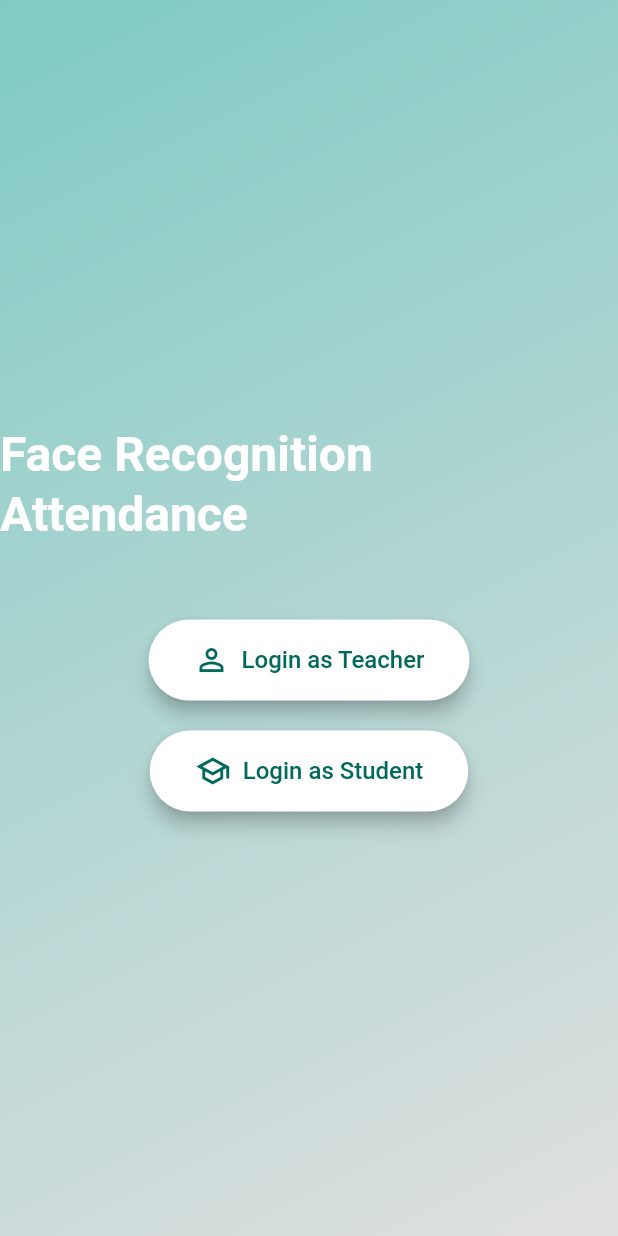
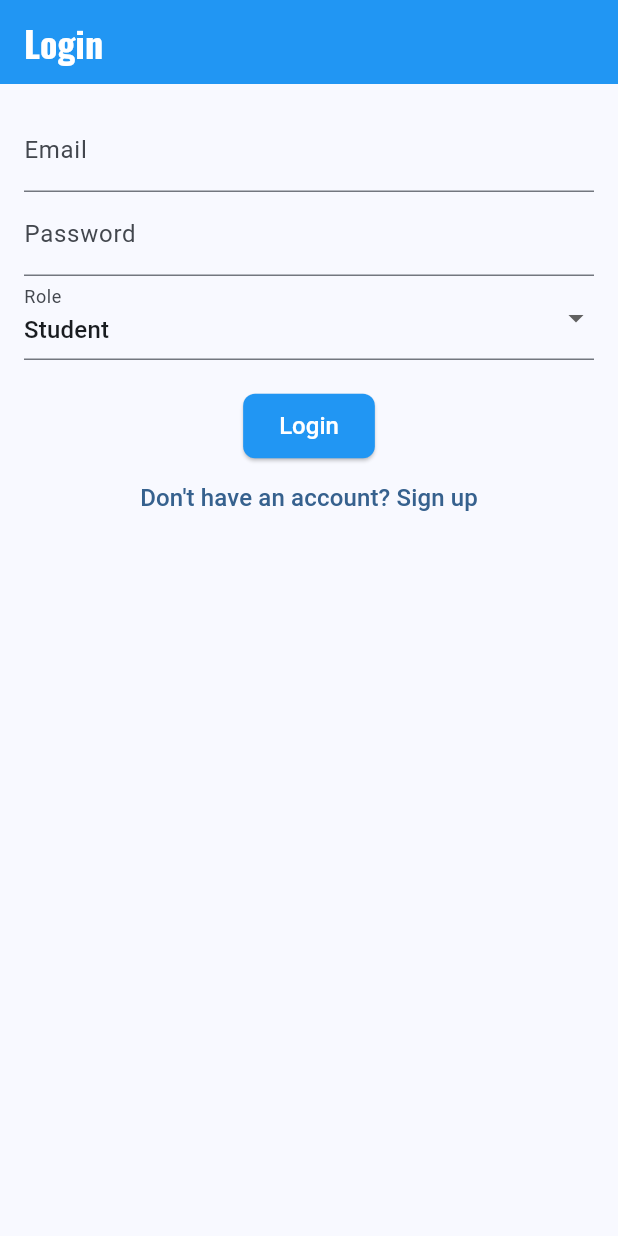
Before and after one commit to Andrewkwame1/new-one, a Flutter app: the screen it shows after launch, on a phone screen of 412 x 824 dp. Run offline on Flutter 3.47's test engine with Material 3 defaults, Android fonts, the light colour scheme and no system bars; our stand-ins replace camera, cloud_firestore, go_router, google_fonts, hooks_riverpod, qr_flutter; missing offline and left inert: google_mlkit_commons, google_mlkit_face_detection, mobile_scanner; accounts and stored records are empty.

Commit message:
latest commit with new improvements

```diff
--- /dev/null
+++ b/lib/auth/login_screen.dart
@@ -0,0 +1,86 @@
+import 'package:flutter/material.dart';
+import 'package:go_router/go_router.dart';
+import 'dart:developer' as developer;
+
+class LoginScreen extends StatefulWidget {
+  const LoginScreen({super.key});
+
+  @override
+  LoginScreenState createState() => LoginScreenState();
+}
+
+class LoginScreenState extends State<LoginScreen> {
+  final _formKey = GlobalKey<FormState>();
+  String _email = '';
+  String _password = '';
+  String _role = 'student'; // Default role
+
+  void _login() {
+    if (_formKey.currentState!.validate()) {
+      _formKey.currentState!.save();
+      // TODO: Implement actual login logic
+      developer.log('Email: $_email, Password: $_password, Role: $_role', name: 'myapp.login');
+      if (_role == 'student') {
+        context.go('/student');
+      } else {
+        context.go('/teacher');
+      }
+    }
+  }
+
+  @override
+  Widget build(BuildContext context) {
+    return Scaffold(
+      appBar: AppBar(
+        title: const Text('Login'),
+      ),
+      body: Padding(
+        padding: const EdgeInsets.all(16.0),
+        child: Form(
+          key: _formKey,
+          child: Column(
+            children: <Widget>[
+              TextFormField(
+                decoration: const InputDecoration(labelText: 'Email'),
+                validator: (value) =>
+                    value!.isEmpty ? 'Please enter your email' : null,
+                onSaved: (value) => _email = value!,
+              ),
+              TextFormField(
+                decoration: const InputDecoration(labelText: 'Password'),
+                obscureText: true,
+                validator: (value) =>
+                    value!.isEmpty ? 'Please enter your password' : null,
+                onSaved: (value) => _password = value!,
+              ),
+              DropdownButtonFormField(
+                initialValue: _role,
+                items: const [
+                  DropdownMenuItem(value: 'student', child: Text('Student')),
+                  DropdownMenuItem(value: 'teacher', child: Text('Teacher')),
+                ],
+                onChanged: (value) {
+                  setState(() {
+                    _role = value as String;
+                  });
+                },
+                decoration: const InputDecoration(labelText: 'Role'),
+              ),
+              const SizedBox(height: 20),
+              ElevatedButton(
+                onPressed: _login,
+                child: const Text('Login'),
+              ),
+              TextButton(
+                onPressed: () {
+                  context.go('/signup');
+                },
+                child: const Text('Don\'t have an account? Sign up'),
+              ),
+            ],
+          ),
+        ),
+      ),
+    );
+  }
+}
--- /dev/null
+++ b/lib/auth/signup_screen.dart
@@ -0,0 +1,86 @@
+import 'package:flutter/material.dart';
+import 'package:go_router/go_router.dart';
+import 'dart:developer' as developer;
+
+class SignupScreen extends StatefulWidget {
+  const SignupScreen({super.key});
+
+  @override
+  SignupScreenState createState() => SignupScreenState();
+}
+
+class SignupScreenState extends State<SignupScreen> {
+  final _formKey = GlobalKey<FormState>();
+  String _email = '';
+  String _password = '';
+  String _role = 'student'; // Default role
+
+  void _signup() {
+    if (_formKey.currentState!.validate()) {
+      _formKey.currentState!.save();
+      // TODO: Implement actual signup logic
+      developer.log('Email: $_email, Password: $_password, Role: $_role', name: 'myapp.signup');
+      if (_role == 'student') {
+        context.go('/student');
+      } else {
+        context.go('/teacher');
+      }
+    }
+  }
+
+  @override
+  Widget build(BuildContext context) {
+    return Scaffold(
+      appBar: AppBar(
+        title: const Text('Sign Up'),
+      ),
+      body: Padding(
+        padding: const EdgeInsets.all(16.0),
+        child: Form(
+          key: _formKey,
+          child: Column(
+            children: <Widget>[
+              TextFormField(
+                decoration: const InputDecoration(labelText: 'Email'),
+                validator: (value) =>
+                    value!.isEmpty ? 'Please enter your email' : null,
+                onSaved: (value) => _email = value!,
+              ),
+              TextFormField(
+                decoration: const InputDecoration(labelText: 'Password'),
+                obscureText: true,
+                validator: (value) =>
+                    value!.isEmpty ? 'Please enter your password' : null,
+                onSaved: (value) => _password = value!,
+              ),
+              DropdownButtonFormField(
+                initialValue: _role,
+                items: const [
+                  DropdownMenuItem(value: 'student', child: Text('Student')),
+                  DropdownMenuItem(value: 'teacher', child: Text('Teacher')),
+                ],
+                onChanged: (value) {
+                  setState(() {
+                    _role = value as String;
+                  });
+                },
+                decoration: const InputDecoration(labelText: 'Role'),
+              ),
+              const SizedBox(height: 20),
+              ElevatedButton(
+                onPressed: _signup,
+                child: const Text('Sign Up'),
+              ),
+              TextButton(
+                onPressed: () {
+                  context.go('/');
+                },
+                child: const Text('Already have an account? Login'),
+              ),
+            ],
+          ),
+        ),
+      ),
+    );
+  }
+}
--- a/lib/main.dart
+++ b/lib/main.dart
@@ -2,7 +2,8 @@ import 'package:flutter/material.dart';
 import 'package:google_fonts/google_fonts.dart';
 import 'package:go_router/go_router.dart';
 import 'package:hooks_riverpod/hooks_riverpod.dart';
-import 'package:myapp/auth/auth_screen.dart';
+import 'package:myapp/auth/login_screen.dart';
+import 'package:myapp/auth/signup_screen.dart';
 import 'package:myapp/student/face_recognition_screen.dart';
 import 'package:myapp/student/student_home_screen.dart';
 import 'package:myapp/teacher/add_class_screen.dart';
@@ -89,7 +90,13 @@ class FaceRecognitionAttendanceApp extends StatelessWidget {
         GoRoute(
           path: '/',
           builder: (BuildContext context, GoRouterState state) {
-            return const AuthScreen();
+            return const LoginScreen();
+          },
+        ),
+        GoRoute(
+          path: '/signup',
+          builder: (BuildContext context, GoRouterState state) {
+            return const SignupScreen();
           },
         ),
         GoRoute(
@@ -128,7 +135,8 @@ class FaceRecognitionAttendanceApp extends StatelessWidget {
             );
           },
         ),
-      ],    );
+      ],
+    );
 
     return MaterialApp.router(
       routerConfig: router,
--- a/lib/student/student_home_screen.dart
+++ b/lib/student/student_home_screen.dart
@@ -4,13 +4,15 @@ import 'package:go_router/go_router.dart';
 import 'package:hooks_riverpod/hooks_riverpod.dart';
 import '../models/class.dart';
 import '../providers/api_providers.dart';
+import '../providers/id_provider.dart';
 
 class StudentHomeScreen extends ConsumerWidget {
   const StudentHomeScreen({super.key});
 
   @override
   Widget build(BuildContext context, WidgetRef ref) {
-    final classes = ref.watch(studentClassesProvider);
+    final studentId = ref.watch(studentIdProvider);
+    final classes = ref.watch(studentClassesProvider(studentId));
 
     return Scaffold(
       appBar: AppBar(
--- a/lib/teacher/add_class_screen.dart
+++ b/lib/teacher/add_class_screen.dart
@@ -29,6 +29,7 @@ class _AddClassScreenState extends ConsumerState<AddClassScreen> {
       final newClass = Class(
         id: DateTime.now().millisecondsSinceEpoch.toString(), // Temporary ID
         name: _classNameController.text,
+        teacherId: '1', // Hardcoded teacher ID
         students: _studentIds.where((id) => id.isNotEmpty).toList(),
       );
 
--- a/lib/teacher/teacher_home_screen.dart
+++ b/lib/teacher/teacher_home_screen.dart
@@ -5,13 +5,15 @@ import 'package:hooks_riverpod/hooks_riverpod.dart';
 
 import '../models/class.dart';
 import '../providers/api_providers.dart';
+import '../providers/id_provider.dart';
 
 class TeacherHomeScreen extends ConsumerWidget {
   const TeacherHomeScreen({super.key});
 
   @override
   Widget build(BuildContext context, WidgetRef ref) {
-    final classes = ref.watch(teacherClassesProvider);
+    final teacherId = ref.watch(teacherIdProvider);
+    final classes = ref.watch(teacherClassesProvider(teacherId));
 
     return Scaffold(
       appBar: AppBar(
```
Also changed, not shown: lib/models/class.dart (+9 -2 lines), lib/providers/api_providers.dart (+4 -4 lines), lib/providers/id_provider.dart (added, +9 -0 lines), lib/services/api_service.dart (+20 -6 lines), lib/student/student_dashboard_screen.dart (+50 -49 lines), pubspec.lock, 1 other file.
